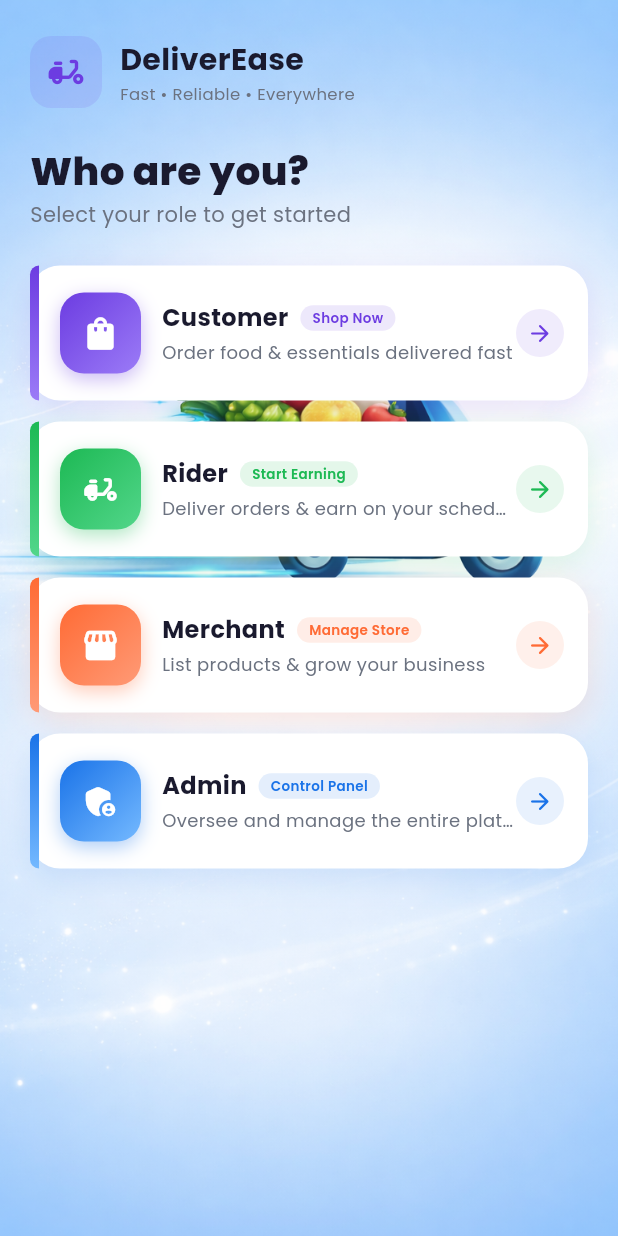
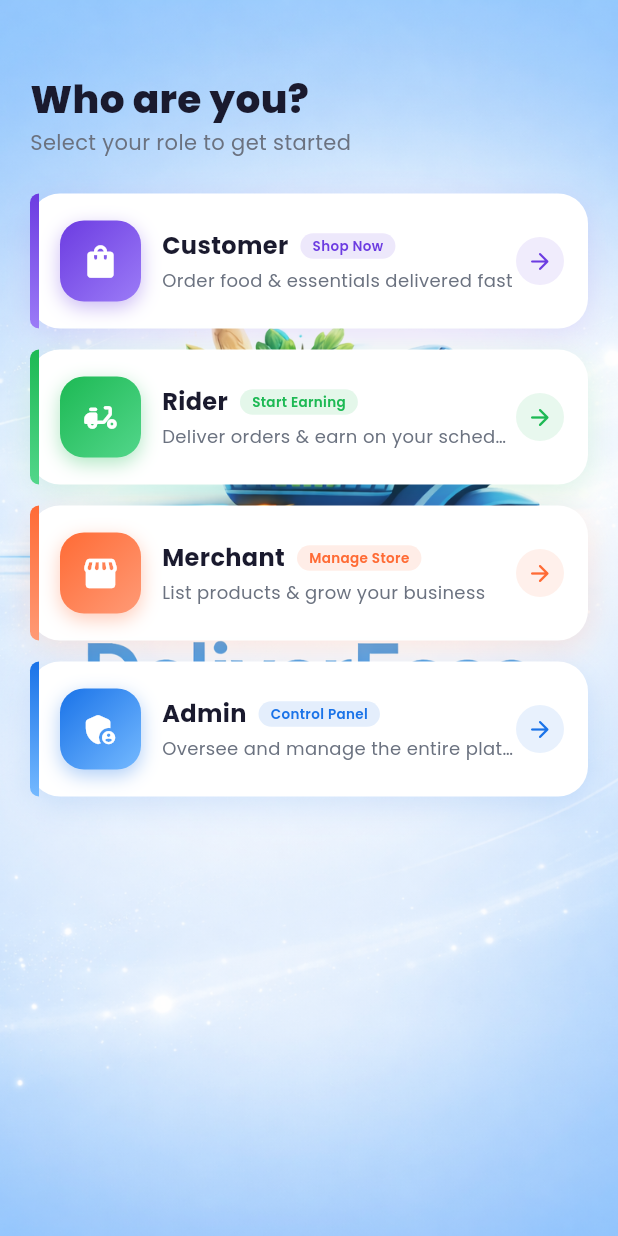
Before and after one commit to ashishsrivastava14/DelieveryPartnerApp, a Flutter app: the screen it shows after launch, on a phone screen of 412 x 824 dp. Run offline on Flutter 3.47's test engine with Material 3 defaults, Android fonts, the phone set to English and light mode, and no system bars; our stand-ins replace fl_chart, get, google_fonts.

Commit message:
Add logo image and update login/register screens for improved branding

```diff
--- a/lib/modules/auth/login_screen.dart
+++ b/lib/modules/auth/login_screen.dart
@@ -38,7 +38,9 @@ class LoginScreen extends StatelessWidget {
                     padding: const EdgeInsets.all(10),
                   ),
                 ),
-                const SizedBox(height: 30),
+                const SizedBox(height: 20),
+                Image.asset('assets/images/logo.png', width: 144, height: 144, fit: BoxFit.contain),
+                const SizedBox(height: 16),
                 Text('Welcome back!', style: GoogleFonts.poppins(fontSize: 28, fontWeight: FontWeight.w700, color: AppColors.textPrimary)),
                 const SizedBox(height: 4),
                 Text('Sign in as $role', style: GoogleFonts.poppins(fontSize: 16, color: AppColors.textSecondary)),
--- a/lib/modules/auth/register_screen.dart
+++ b/lib/modules/auth/register_screen.dart
@@ -35,7 +35,9 @@ class RegisterScreen extends StatelessWidget {
                     padding: const EdgeInsets.all(10),
                   ),
                 ),
-                const SizedBox(height: 24),
+                const SizedBox(height: 16),
+                Image.asset('assets/images/logo.png', width: 144, height: 144, fit: BoxFit.contain),
+                const SizedBox(height: 12),
                 Text('Create Account', style: GoogleFonts.poppins(fontSize: 28, fontWeight: FontWeight.w700, color: AppColors.textPrimary)),
                 const SizedBox(height: 4),
                 Text('Register as $role', style: GoogleFonts.poppins(fontSize: 16, color: AppColors.textSecondary)),
--- a/lib/modules/auth/role_selection_screen.dart
+++ b/lib/modules/auth/role_selection_screen.dart
@@ -70,22 +70,20 @@ class RoleSelectionScreen extends StatelessWidget {
                     const SizedBox(height: 8),
                     Row(
                       children: [
-                        Container(
-                          padding: const EdgeInsets.all(10),
-                          decoration: BoxDecoration(
-                            color: AppColors.primary.withValues(alpha: 0.12),
-                            borderRadius: BorderRadius.circular(14),
-                          ),
-                          child: const Icon(Icons.delivery_dining_rounded, size: 28, color: AppColors.primary),
-                        ),
+                        // Image.asset(
+                        //   'assets/images/logo.png',
+                        //   width: 144,
+                        //   height: 144,
+                        //   fit: BoxFit.contain,
+                        // ),
                         const SizedBox(width: 12),
-                        Column(
-                          crossAxisAlignment: CrossAxisAlignment.start,
-                          children: [
-                            Text('DeliverEase', style: GoogleFonts.poppins(fontSize: 20, fontWeight: FontWeight.w700, color: AppColors.textPrimary)),
-                            Text('Fast • Reliable • Everywhere', style: GoogleFonts.poppins(fontSize: 11, color: AppColors.textSecondary)),
-                          ],
-                        ),
+                        // Column(
+                        //   crossAxisAlignment: CrossAxisAlignment.start,
+                        //   children: [
+                        //     Text('DeliverEase', style: GoogleFonts.poppins(fontSize: 20, fontWeight: FontWeight.w700, color: AppColors.textPrimary)),
+                        //     Text('Fast • Reliable • Everywhere', style: GoogleFonts.poppins(fontSize: 11, color: AppColors.textSecondary)),
+                        //   ],
+                        // ),
                       ],
                     ),
                     const SizedBox(height: 28),
--- a/pubspec.yaml
+++ b/pubspec.yaml
@@ -65,6 +65,7 @@ flutter:
   assets:
     - assets/images/delivery_logo.png
     - assets/images/delivery_bg_light.png
+    - assets/images/logo.png
   #   - images/a_dot_burr.jpeg
   #   - images/a_dot_ham.jpeg
 
```
Also changed, not shown: assets/images/role_bg.png (added).
